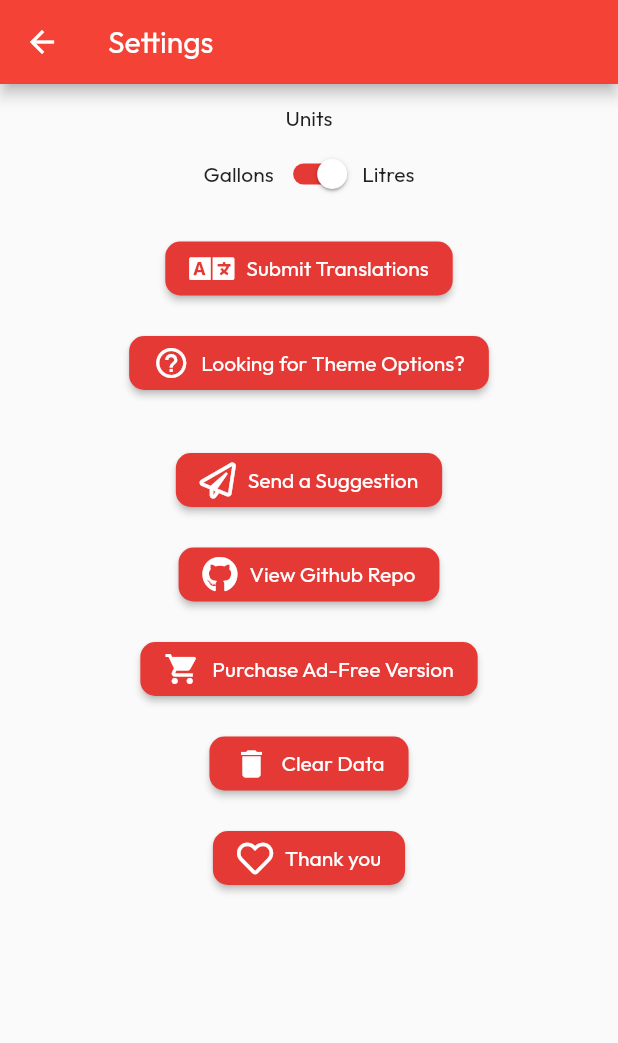
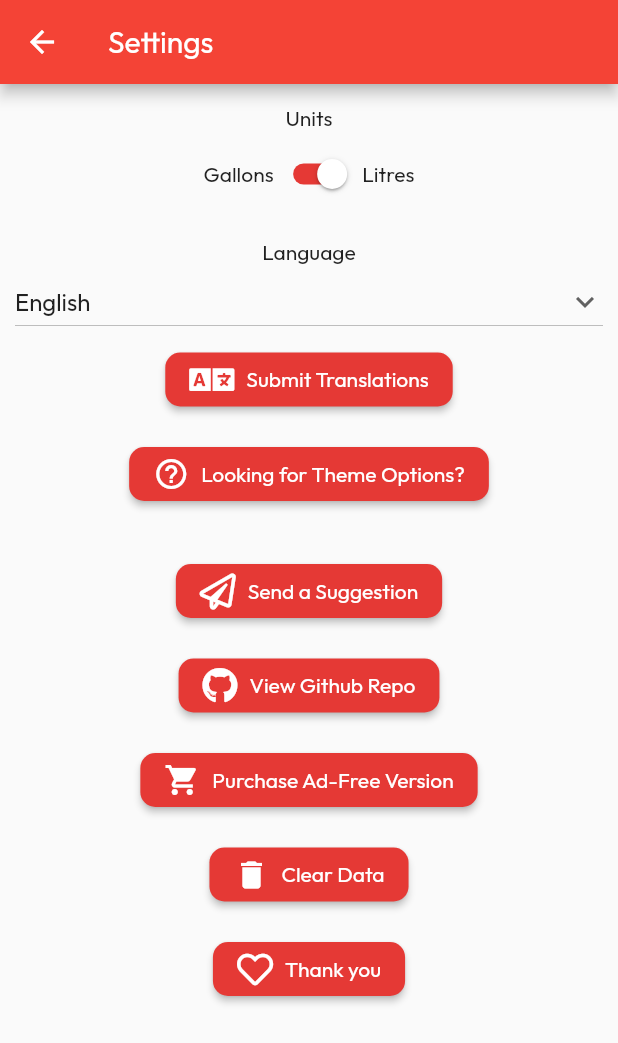
Before and after one commit to IntuitionLabsDevelopment/acc_fuel_app_flutter, a Flutter app: the SettingsRoute screen opened directly, after a tap on "Submit Translations", on a phone screen of 412 x 824 dp. Shown: the top 1043 px of the screen. Run offline on Flutter 3.47's test engine with Material 2 defaults, Android fonts, the phone set to English and light mode, and no system bars; our stand-ins replace font_awesome_flutter, get, in_app_review, shared_preferences; accounts and stored records are empty; generated files the repository leaves out were written again.

Commit message:
Start localization

```diff
--- /dev/null
+++ b/l10n.yaml
@@ -0,0 +1,3 @@
+arb-dir: lib/l10n
+template-arb-file: app_en.arb
+output-localization-file: app_localizations.dart
--- a/lib/constants/app_constants.dart
+++ b/lib/constants/app_constants.dart
@@ -8,6 +8,8 @@ const androidProVersion =
     'https://play.google.com/store/apps/details?id=com.accfuelcalcpro.accfuelcalculator';
 const iosProVersion =
     'https://apps.apple.com/us/app/acc-fuel-calculator-pro/id1541953578';
+
+const Map<String, String> supportedLocales = {'en': 'English', 'es': 'Spanish'};
 
 const Map<String, String> trackConditions = {
   '0': 'Dry',
--- a/lib/main.dart
+++ b/lib/main.dart
@@ -9,6 +9,9 @@ import 'package:acc_fuel_app_flutter/widgets/unit_switch.dart';
 import 'package:flutter/material.dart';
 import 'package:acc_fuel_app_flutter/utils/helpers/v2_to_v3_migrator.dart';
 import 'package:shared_preferences/shared_preferences.dart';
+import 'package:flutter_localizations/flutter_localizations.dart';
+import 'package:acc_fuel_app_flutter/constants/app_constants.dart' as constants;
+import 'package:flutter_gen/gen_l10n/app_localizations.dart';
 
 void main() {
   runApp(const MyApp());
@@ -25,6 +28,8 @@ class MyApp extends StatelessWidget {
       theme: lightTheme,
       home: const MyHomePage(title: 'ACC Fuel Calculator'),
       darkTheme: darkTheme,
+      supportedLocales: AppLocalizations.supportedLocales,
+      localizationsDelegates: AppLocalizations.localizationsDelegates,
     );
   }
 }
--- a/lib/modules/screens/settings_screen.dart
+++ b/lib/modules/screens/settings_screen.dart
@@ -6,6 +6,7 @@ import 'package:acc_fuel_app_flutter/widgets/buttons/looking_for_themes_button.d
 import 'package:acc_fuel_app_flutter/widgets/buttons/purchase_pro_version.dart';
 import 'package:acc_fuel_app_flutter/widgets/buttons/submit_translation_button.dart';
 import 'package:acc_fuel_app_flutter/widgets/buttons/suggestion_button.dart';
+import 'package:acc_fuel_app_flutter/widgets/language_dropdown.dart';
 import 'package:acc_fuel_app_flutter/widgets/unit_switch.dart';
 import 'package:flutter/material.dart';
 import 'package:font_awesome_flutter/font_awesome_flutter.dart';
@@ -25,6 +26,7 @@ Widget settingsScreen(BuildContext context) {
         children: [
           unitSwitch(),
           spacer(),
+          languageDropdown(),
           submitTranslationButton(),
           spacer(),
           lookingForThemesButton(context),
--- /dev/null
+++ b/lib/widgets/language_dropdown.dart
@@ -0,0 +1,32 @@
+import 'package:acc_fuel_app_flutter/widgets/buttons/dropdown_button.dart';
+import 'package:flutter/material.dart';
+import 'package:flutter_gen/gen_l10n/app_localizations.dart';
+import 'package:acc_fuel_app_flutter/constants/app_constants.dart' as constants;
+import 'package:get/get.dart';
+import 'package:shared_preferences/shared_preferences.dart';
+
+ValueNotifier<String> localeNotifier = ValueNotifier('en');
+
+void updateLocale(BuildContext context, String value) async {
+  localeNotifier.value = value;
+  SharedPreferences prefs = await SharedPreferences.getInstance();
+  prefs.setString('setLocale', value);
+  Get.updateLocale(Locale(value));
+}
+
+Widget languageDropdown() {
+  return ValueListenableBuilder(
+      valueListenable: localeNotifier,
+      builder: (BuildContext context, String locale, Widget? child) {
+        return dropdownButton(
+            value: locale,
+            title: AppLocalizations.of(context)!.language,
+            options: constants.supportedLocales.keys.toList(),
+            optionMapper: (dynamic languageCode) {
+              return Text(constants.supportedLocales[languageCode]!);
+            },
+            onChanged: (dynamic value) {
+              updateLocale(context, value);
+            });
+      });
+}
```
Also changed, not shown: lib/l10n/app_en.arb (added, +29 -0 lines), lib/l10n/app_es.arb (added, +29 -0 lines), lib/widgets/calculator_output_display.dart (+4 -3 lines), pubspec.yaml (+6 -1 lines), pubspec.lock.
